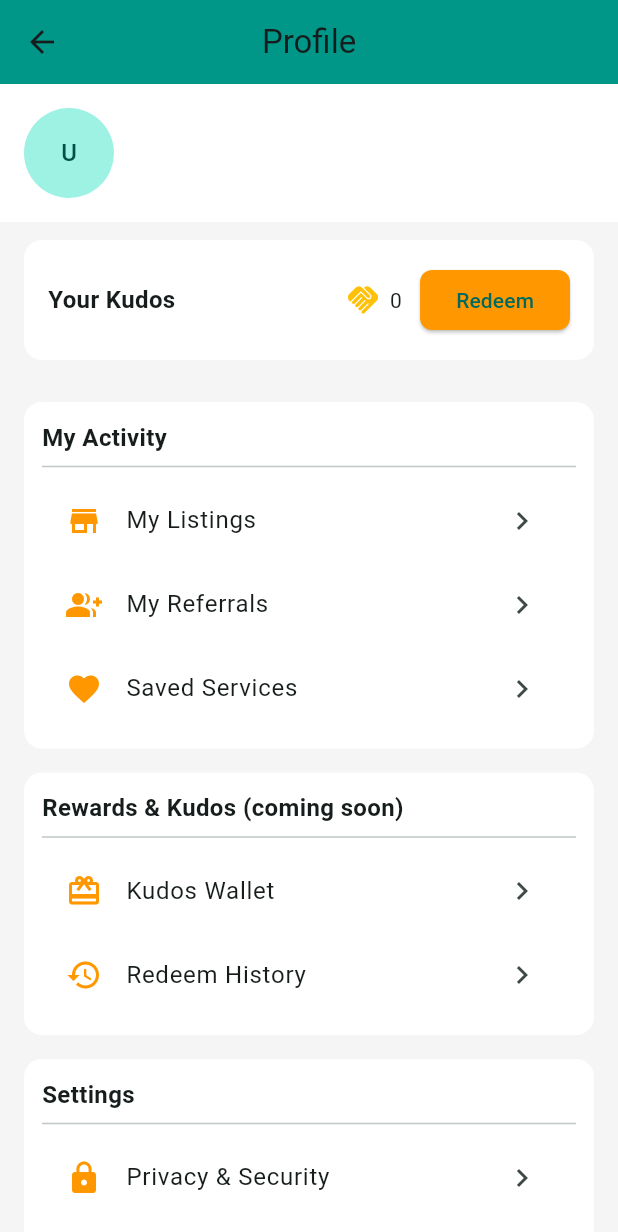
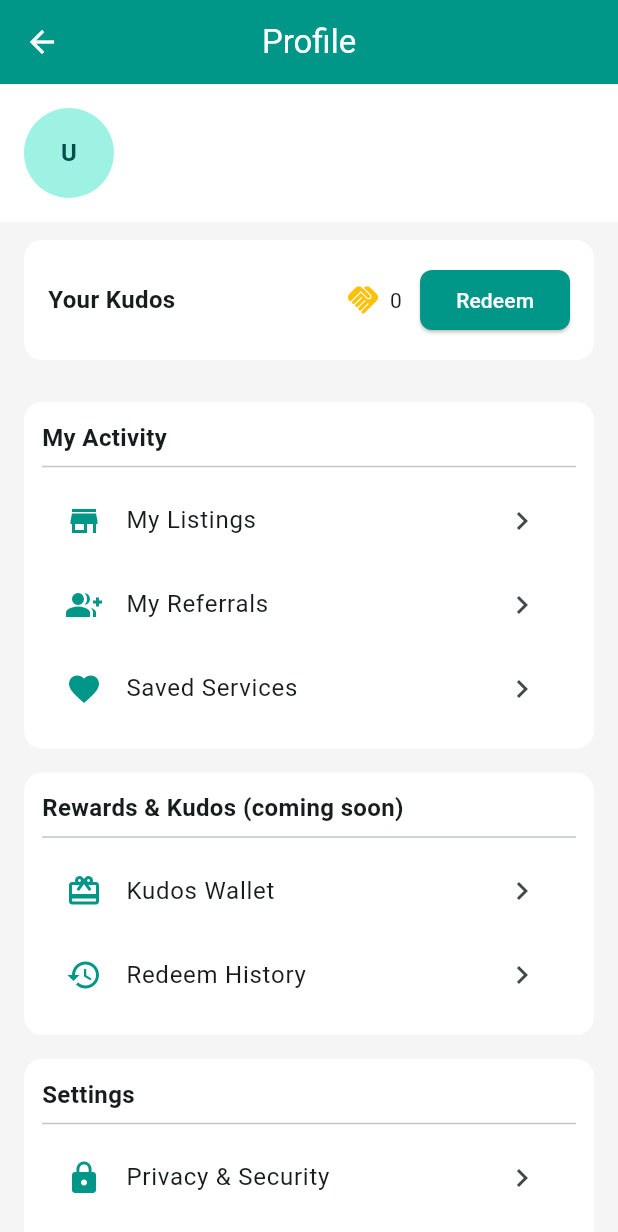
Before and after one commit to Nishan-Mandal/Startup-2.0, a Flutter app: the ProfileScreen screen opened directly, on a phone screen of 412 x 824 dp. Shown: the top 1232 px of the screen. Run offline on Flutter 3.47's test engine with Material 3 defaults, Android fonts, the phone set to English and light mode, and no system bars; our stand-ins replace cached_network_image, carousel_slider, cloud_firestore, firebase_auth, firebase_core, firebase_messaging and 12 more; accounts and stored records are empty; network calls fail.

Commit message:
feat: update app name

```diff
--- a/lib/main.dart
+++ b/lib/main.dart
@@ -44,7 +44,7 @@ class MyApp extends StatelessWidget {
     final authProvider = Provider.of<AppAuthProvider>(context);
     return MaterialApp(
       debugShowCheckedModeBanner: false,
-      title: 'Startup 20',
+      title: 'EasyFind',
       theme: ThemeData(
         colorScheme: ColorScheme.fromSeed(seedColor: AppColors.THEME_COLOR),
       ),
--- a/lib/presentation/common_methods/common_methods.dart
+++ b/lib/presentation/common_methods/common_methods.dart
@@ -45,12 +45,20 @@ class CommonMethods {
   }
 
   static String getInitials(String fullName) {
-    if (fullName.isEmpty) return 'U'; // Default initial
+    if (fullName.trim().isEmpty) return 'U'; // Default initial if empty
+
     final parts = fullName.trim().split(RegExp(r'\s+')); // Split by spaces
-    final firstChar = parts[0].isNotEmpty ? parts[0][0] : '';
-    final secondChar =
-        parts.length > 1 && parts[1].isNotEmpty ? parts[1][0] : '';
-    return (firstChar + secondChar).toUpperCase();
+
+    final firstChar = parts.first.isNotEmpty ? parts.first[0] : '';
+
+    // If only one word, return single initial
+    if (parts.length == 1) {
+      return firstChar.toUpperCase();
+    }
+
+    final lastChar = parts.last.isNotEmpty ? parts.last[0] : '';
+
+    return (firstChar + lastChar).toUpperCase();
   }
 
   static String formatMessageTime(DateTime? time) {
--- a/lib/presentation/common_widgets/common_widgets.dart
+++ b/lib/presentation/common_widgets/common_widgets.dart
@@ -36,7 +36,7 @@ class CommonWidgets {
                 mainAxisAlignment: MainAxisAlignment.spaceBetween,
                 children: [
                   const Text(
-                    "Company",
+                    "EasyFind",
                     style: TextStyle(
                       fontSize: 20,
                       fontWeight: FontWeight.bold,
@@ -673,7 +673,7 @@ class _AnimatedSearchBarState extends State<_AnimatedSearchBar> {
           ),
 
           Container(
-            padding: const EdgeInsets.all(6),
+            padding: const EdgeInsets.all(3),
             decoration: BoxDecoration(
               color: AppColors.THEME_COLOR,
               borderRadius: BorderRadius.circular(8),
--- a/lib/presentation/screens/contribute_screen.dart
+++ b/lib/presentation/screens/contribute_screen.dart
@@ -145,7 +145,7 @@ class _ContributionScreenState extends State<ContributionScreen> {
                   ),
                   ElevatedButton(
                     style: ElevatedButton.styleFrom(
-                      backgroundColor: AppColors.AMBER,
+                      backgroundColor: AppColors.THEME_COLOR,
                       foregroundColor: AppColors.BLACK,
                       elevation: 3,
                       shape: RoundedRectangleBorder(
@@ -153,7 +153,7 @@ class _ContributionScreenState extends State<ContributionScreen> {
                       ),
                     ),
                     onPressed: () {},
-                    child: const Text("Redeem"),
+                    child: const Text("Redeem", style: TextStyle(color: AppColors.WHITE),),
                   ),
                 ],
               ),
@@ -332,7 +332,7 @@ class _ContributionScreenState extends State<ContributionScreen> {
               child: Container(
                 padding: const EdgeInsets.symmetric(horizontal: 8, vertical: 4),
                 decoration: const BoxDecoration(
-                  color: AppColors.AMBER,
+                  color: AppColors.THEME_COLOR,
                   borderRadius: BorderRadius.only(
                     topLeft: Radius.circular(12),
                     bottomRight: Radius.circular(12),
--- a/lib/presentation/screens/conversation/chat_screen.dart
+++ b/lib/presentation/screens/conversation/chat_screen.dart
@@ -221,7 +221,7 @@ class _ChatScreenState extends State<ChatScreen> {
                                 style: const TextStyle(
                                   fontSize: 15,
                                   fontWeight: FontWeight.bold,
-                                  color: AppColors.BLACK,
+                                  color: AppColors.WHITE,
                                 ),
                               ),
                             ),
--- a/lib/presentation/screens/logins/signin_screen.dart
+++ b/lib/presentation/screens/logins/signin_screen.dart
@@ -34,6 +34,7 @@ class _SignInScreenState extends State<SignInScreen> {
       ScaffoldMessenger.of(context).showSnackBar(
         const SnackBar(content: Text("Please enter a valid mobile number")),
       );
+      setState(() => isLoading = false);
       return;
     }
 
--- a/lib/presentation/screens/logins/signup_screen.dart
+++ b/lib/presentation/screens/logins/signup_screen.dart
@@ -43,7 +43,6 @@ class _SignUpScreenState extends State<SignUpScreen> {
       ).showSnackBar(const SnackBar(content: Text("Please enter your name")));
       return;
     }
-    setState(() => isLoading = true);
 
     if (phoneController.text.isEmpty || phoneController.text.length < 10) {
       ScaffoldMessenger.of(context).showSnackBar(
--- a/lib/presentation/screens/profile_screen.dart
+++ b/lib/presentation/screens/profile_screen.dart
@@ -63,8 +63,9 @@ class _ProfileScreenState extends State<ProfileScreen> {
     if (isLoading) {
       return Scaffold(
         appBar: AppBar(
-          title: const Text("Profile"),
+          title: const Text("Profile",style: TextStyle(color: AppColors.WHITE),),
           centerTitle: true,
+          iconTheme: const IconThemeData(color: AppColors.WHITE),
           backgroundColor: AppColors.THEME_COLOR,
         ),
         body: Center(child: CircularProgressIndicator()),
@@ -78,8 +79,9 @@ class _ProfileScreenState extends State<ProfileScreen> {
     return Scaffold(
       backgroundColor: AppColors.GREY_SHADE_100,
       appBar: AppBar(
-        title: const Text("Profile"),
+        title: const Text("Profile",style: TextStyle(color: AppColors.WHITE)),
         centerTitle: true,
+        iconTheme: const IconThemeData(color: AppColors.WHITE),
         backgroundColor: AppColors.THEME_COLOR,
       ),
       body: SingleChildScrollView(
@@ -93,7 +95,7 @@ class _ProfileScreenState extends State<ProfileScreen> {
                 children: [
                   CircleAvatar(
                     radius: 30,
-                    child: Text(CommonMethods.getInitials(currentUser!.name)),
+                    child: Text(CommonMethods.getInitials(currentUser!.name),style: TextStyle(fontWeight: FontWeight.bold),),
                   ),
                   const SizedBox(width: 16),
                   Expanded(
@@ -142,12 +144,12 @@ class _ProfileScreenState extends State<ProfileScreen> {
                       ElevatedButton(
                         onPressed: () {},
                         style: ElevatedButton.styleFrom(
-                          backgroundColor: Colors.orange,
+                          backgroundColor: AppColors.THEME_COLOR,
                           shape: RoundedRectangleBorder(
                             borderRadius: BorderRadius.circular(8),
                           ),
                         ),
-                        child: const Text("Redeem"),
+                        child: const Text("Redeem",style: TextStyle(color: AppColors.WHITE),),
                       ),
                     ],
                   ),
@@ -255,7 +257,7 @@ class _ProfileScreenState extends State<ProfileScreen> {
 
   Widget _buildTile(IconData icon, String text, VoidCallback onTap) {
     return ListTile(
-      leading: Icon(icon, color: Colors.orange),
+      leading: Icon(icon, color: AppColors.THEME_COLOR),
       title: Text(text),
       trailing: const Icon(Icons.chevron_right),
       onTap: onTap,
```
Also changed, not shown: lib/presentation/screens/logins/otp_screen.dart (+4 -4 lines), lib/presentation/screens/notification_screen.dart (+23 -17 lines), lib/presentation/screens/search_screen.dart (+39 -16 lines), 2 other files.
